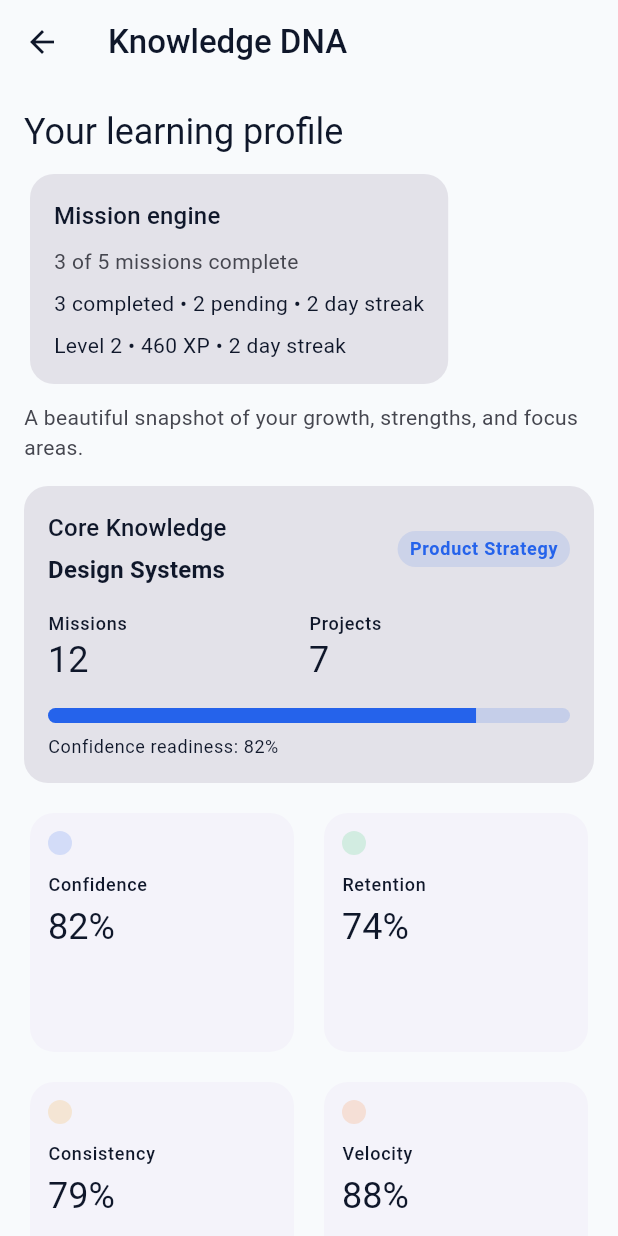
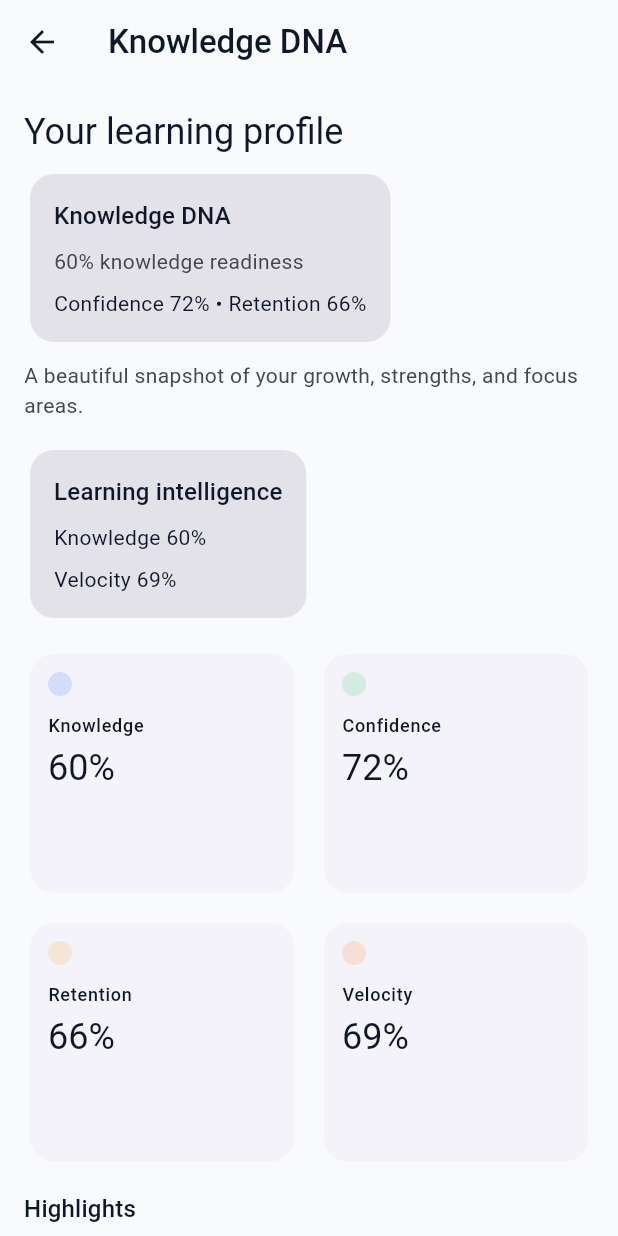
Before and after one commit to ak9848515-dev/phoenix-platform, a Flutter app: the KnowledgeDNAScreen screen opened by its route, on a phone screen of 412 x 824 dp. Run offline on Flutter 3.47's test engine with Material 3 defaults, Android fonts, the phone set to English and light mode, and no system bars.

Commit message:
PHX-015: Introduce Knowledge DNA Intelligence engine

```diff
--- /dev/null
+++ b/lib/features/knowledge_dna/knowledge_dna_analyzer.dart
@@ -0,0 +1,46 @@
+import '../mission_engine/mission_statistics.dart';
+import '../progress_engine/progress_summary.dart';
+import '../mission_engine/mission_engine.dart';
+import 'knowledge_dna_engine.dart';
+
+/// Computes knowledge intelligence outputs from mission and progress data.
+class KnowledgeDNAAnalyzer {
+  const KnowledgeDNAAnalyzer();
+
+  KnowledgeDNAEngine analyze({
+    required MissionStatistics missionStats,
+    required ProgressSummary progressSummary,
+    required List<Mission> availableMissions,
+    required List<String> availableAcademies,
+  }) {
+    final knowledgeScore = (missionStats.completionPercentage * 0.6) + (progressSummary.completionPercentage * 0.4);
+    final confidenceScore = (knowledgeScore + (progressSummary.level / 10)) / 1.1;
+    final retentionScore = (knowledgeScore + (missionStats.streak / 10)) / 1.2;
+    final learningVelocity = (confidenceScore + retentionScore) / 2;
+
+    final strengths = <String>[
+      if (missionStats.completedCount > 0) 'Systems thinking',
+      if (progressSummary.level >= 2) 'Execution clarity',
+    ];
+
+    final weaknesses = <String>[
+      if (missionStats.pendingCount > 0) 'Consistency gaps',
+      if (progressSummary.totalXp < 500) 'Momentum building',
+    ];
+
+    final recommendedMissions = availableMissions.where((mission) => !mission.completed).take(2).toList();
+    final recommendedAcademies = availableAcademies.take(2).toList();
+
+    return KnowledgeDNAEngine(
+      knowledgeScore: knowledgeScore.clamp(0.0, 1.0),
+      confidenceScore: confidenceScore.clamp(0.0, 1.0),
+      retentionScore: retentionScore.clamp(0.0, 1.0),
+      learningVelocity: learningVelocity.clamp(0.0, 1.0),
+      skillStrengths: strengths.isEmpty ? const <String>['Execution clarity'] : strengths,
+      skillWeaknesses: weaknesses.isEmpty ? const <String>['Momentum building'] : weaknesses,
+      recommendedMissions: recommendedMissions,
+      recommendedAcademies: recommendedAcademies,
+      summary: '${(knowledgeScore * 100).toInt()}% knowledge readiness',
+    );
+  }
+}
--- /dev/null
+++ b/lib/features/knowledge_dna/knowledge_dna_engine.dart
@@ -0,0 +1,26 @@
+import '../mission_engine/mission_engine.dart';
+
+/// Immutable knowledge analysis model used by the Knowledge DNA engine.
+class KnowledgeDNAEngine {
+  const KnowledgeDNAEngine({
+    required this.knowledgeScore,
+    required this.confidenceScore,
+    required this.retentionScore,
+    required this.learningVelocity,
+    required this.skillStrengths,
+    required this.skillWeaknesses,
+    required this.recommendedMissions,
+    required this.recommendedAcademies,
+    required this.summary,
+  });
+
+  final double knowledgeScore;
+  final double confidenceScore;
+  final double retentionScore;
+  final double learningVelocity;
+  final List<String> skillStrengths;
+  final List<String> skillWeaknesses;
+  final List<Mission> recommendedMissions;
+  final List<String> recommendedAcademies;
+  final String summary;
+}
--- /dev/null
+++ b/lib/features/knowledge_dna/knowledge_dna_metrics.dart
@@ -0,0 +1,16 @@
+/// Immutable metrics payload for Knowledge DNA UI cards.
+class KnowledgeDNAMetrics {
+  const KnowledgeDNAMetrics({
+    required this.knowledgeScore,
+    required this.confidenceScore,
+    required this.retentionScore,
+    required this.learningVelocity,
+    required this.summary,
+  });
+
+  final double knowledgeScore;
+  final double confidenceScore;
+  final double retentionScore;
+  final double learningVelocity;
+  final String summary;
+}
--- /dev/null
+++ b/lib/features/knowledge_dna/knowledge_dna_recommendation.dart
@@ -0,0 +1,12 @@
+/// Immutable recommendation model for Knowledge DNA recommendations.
+class KnowledgeDNARecommendation {
+  const KnowledgeDNARecommendation({
+    required this.title,
+    required this.description,
+    required this.kind,
+  });
+
+  final String title;
+  final String description;
+  final String kind;
+}
--- /dev/null
+++ b/lib/features/knowledge_dna/knowledge_dna_service.dart
@@ -0,0 +1,28 @@
+import '../../services/sample_data_service.dart';
+import '../mission_engine/mission_service.dart';
+import '../progress_engine/progress_service.dart';
+import 'knowledge_dna_analyzer.dart';
+import 'knowledge_dna_engine.dart';
+
+/// Orchestrates Knowledge DNA analysis from mission and progress data.
+class KnowledgeDNAService {
+  KnowledgeDNAService({SampleDataService? seedSource}) : seedSource = seedSource ?? const SampleDataService();
+
+  final SampleDataService seedSource;
+
+  MissionService get missionService => MissionService(seedSource: seedSource);
+
+  ProgressService get progressService => ProgressService(seedSource: seedSource);
+
+  KnowledgeDNAEngine buildAnalysis() {
+    final missionStats = missionService.buildStatistics();
+    final progressSummary = progressService.buildSummary();
+
+    return KnowledgeDNAAnalyzer().analyze(
+      missionStats: missionStats,
+      progressSummary: progressSummary,
+      availableMissions: missionService.dailyMissions + missionService.weeklyMissions,
+      availableAcademies: seedSource.academySummaries.map((academy) => academy.title).toList(),
+    );
+  }
+}
--- a/lib/features/knowledge_dna/presentation/knowledge_dna_screen.dart
+++ b/lib/features/knowledge_dna/presentation/knowledge_dna_screen.dart
@@ -2,11 +2,9 @@ import 'package:flutter/material.dart';
 
 import '../../../services/sample_data_service.dart';
 import '../../../shared/widgets/phoenix_card.dart';
-import '../../mission_engine/mission_service.dart';
-import '../../progress_engine/progress_service.dart';
+import '../knowledge_dna_service.dart';
 import '../../../theme/colors.dart';
 import '../../../theme/spacing.dart';
-import 'widgets/knowledge_dna_progress_card.dart';
 import 'widgets/knowledge_dna_stat_card.dart';
 
 /// Presentation-only screen for the Knowledge DNA experience.
@@ -20,11 +18,8 @@ class KnowledgeDNAScreen extends StatelessWidget {
   Widget build(BuildContext context) {
     final theme = Theme.of(context);
     final sampleData = const SampleDataService();
-    final missionService = MissionService(seedSource: sampleData);
-    final progressService = ProgressService(seedSource: sampleData);
-    final profile = sampleData.knowledgeProfile;
-    final missionStats = missionService.buildStatistics();
-    final progressSummary = progressService.buildSummary();
+    final knowledgeService = KnowledgeDNAService(seedSource: sampleData);
+    final analysis = knowledgeService.buildAnalysis();
 
     return Scaffold(
       backgroundColor: theme.colorScheme.surface,
@@ -48,22 +43,17 @@ class KnowledgeDNAScreen extends StatelessWidget {
                 child: Column(
                   crossAxisAlignment: CrossAxisAlignment.start,
                   children: [
-                    Text('Mission engine', style: theme.textTheme.titleMedium),
+                    Text('Knowledge DNA', style: theme.textTheme.titleMedium),
                     const SizedBox(height: AppSpacing.sm),
                     Text(
-                      missionStats.summary,
+                      analysis.summary,
                       style: theme.textTheme.bodyMedium?.copyWith(
                         color: theme.colorScheme.onSurfaceVariant,
                       ),
                     ),
                     const SizedBox(height: AppSpacing.sm),
                     Text(
-                      '${missionStats.completedCount} completed • ${missionStats.pendingCount} pending • ${missionStats.streak} day streak',
-                      style: theme.textTheme.bodyMedium,
-                    ),
-                    const SizedBox(height: AppSpacing.sm),
-                    Text(
-                      'Level ${progressSummary.level} • ${progressSummary.totalXp} XP • ${progressSummary.streaks.daily} day streak',
+                      'Confidence ${((analysis.confidenceScore) * 100).toInt()}% • Retention ${((analysis.retentionScore) * 100).toInt()}%',
                       style: theme.textTheme.bodyMedium,
                     ),
                   ],
@@ -77,7 +67,18 @@ class KnowledgeDNAScreen extends StatelessWidget {
                 ),
               ),
               const SizedBox(height: AppSpacing.lg),
-              KnowledgeDNATopProgressCard(profile: profile),
+              PhoenixCard(
+                child: Column(
+                  crossAxisAlignment: CrossAxisAlignment.start,
+                  children: [
+                    Text('Learning intelligence', style: theme.textTheme.titleMedium),
+                    const SizedBox(height: AppSpacing.sm),
+                    Text('Knowledge ${((analysis.knowledgeScore) * 100).toInt()}%'),
+                    const SizedBox(height: AppSpacing.sm),
+                    Text('Velocity ${((analysis.learningVelocity) * 100).toInt()}%'),
+                  ],
+                ),
+              ),
               const SizedBox(height: AppSpacing.lg),
               GridView.count(
                 crossAxisCount: 2,
@@ -88,23 +89,23 @@ class KnowledgeDNAScreen extends StatelessWidget {
                 childAspectRatio: 1.1,
                 children: [
                   KnowledgeDNAStatCard(
-                    title: 'Confidence',
-                    value: '${(profile.confidence * 100).toInt()}%',
+                    title: 'Knowledge',
+                    value: '${(analysis.knowledgeScore * 100).toInt()}%',
                     accentColor: AppColors.primary,
                   ),
                   KnowledgeDNAStatCard(
-                    title: 'Retention',
-                    value: '${(profile.retention * 100).toInt()}%',
+                    title: 'Confidence',
+                    value: '${(analysis.confidenceScore * 100).toInt()}%',
                     accentColor: AppColors.success,
                   ),
                   KnowledgeDNAStatCard(
-                    title: 'Consistency',
-                    value: '${(profile.consistency * 100).toInt()}%',
+                    title: 'Retention',
+                    value: '${(analysis.retentionScore * 100).toInt()}%',
                     accentColor: AppColors.warning,
                   ),
                   KnowledgeDNAStatCard(
                     title: 'Velocity',
-                    value: '${(profile.learningVelocity * 100).toInt()}%',
+                    value: '${(analysis.learningVelocity * 100).toInt()}%',
                     accentColor: AppColors.secondary,
                   ),
                 ],
@@ -115,7 +116,7 @@ class KnowledgeDNAScreen extends StatelessWidget {
               Wrap(
                 spacing: AppSpacing.sm,
                 runSpacing: AppSpacing.sm,
-                children: profile.strongAreas
+                children: analysis.skillStrengths
                     .map(
                       (area) => Chip(
                         label: Text(area),
@@ -131,7 +132,7 @@ class KnowledgeDNAScreen extends StatelessWidget {
               Wrap(
                 spacing: AppSpacing.sm,
                 runSpacing: AppSpacing.sm,
-                children: profile.weakAreas
+                children: analysis.skillWeaknesses
                     .map(
                       (area) => Chip(
                         label: Text(area),
@@ -146,11 +147,19 @@ class KnowledgeDNAScreen extends StatelessWidget {
                 child: Column(
                   crossAxisAlignment: CrossAxisAlignment.start,
                   children: [
-                    Text('Career Focus', style: theme.textTheme.titleMedium),
+                    Text('Recommended focus', style: theme.textTheme.titleMedium),
                     const SizedBox(height: AppSpacing.sm),
-                    Text(
-                      profile.careerGoal,
-                      style: theme.textTheme.bodyLarge,
+                    ...analysis.recommendedMissions.map(
+                      (mission) => Padding(
+                        padding: const EdgeInsets.only(bottom: AppSpacing.xs),
+                        child: Text('- ${mission.title}', style: theme.textTheme.bodyMedium),
+                      ),
+                    ),
+                    ...analysis.recommendedAcademies.map(
+                      (academy) => Padding(
+                        padding: const EdgeInsets.only(bottom: AppSpacing.xs),
+                        child: Text('- $academy', style: theme.textTheme.bodyMedium),
+                      ),
                     ),
                   ],
                 ),
```
Also changed, not shown: 2 other files.
